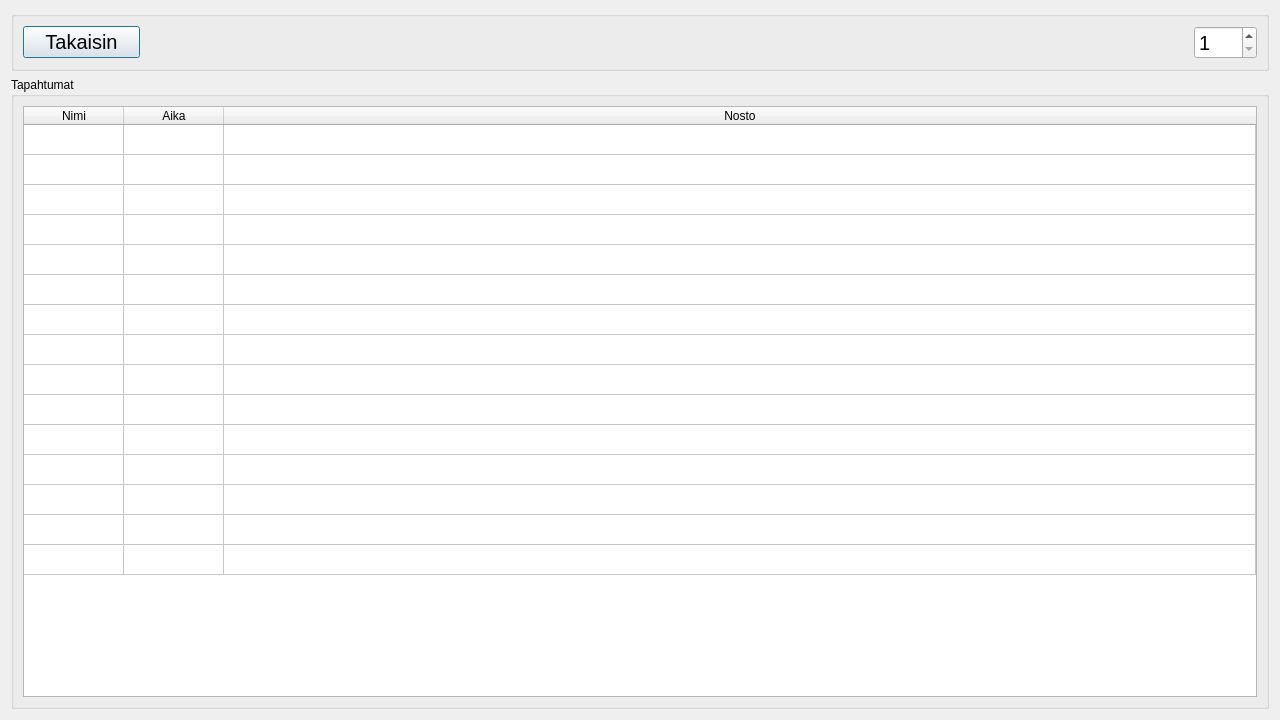
Qt form frontend/accountDLL/accountdialog.ui (JnsRdnp/ATM-Simulator) before a commit.
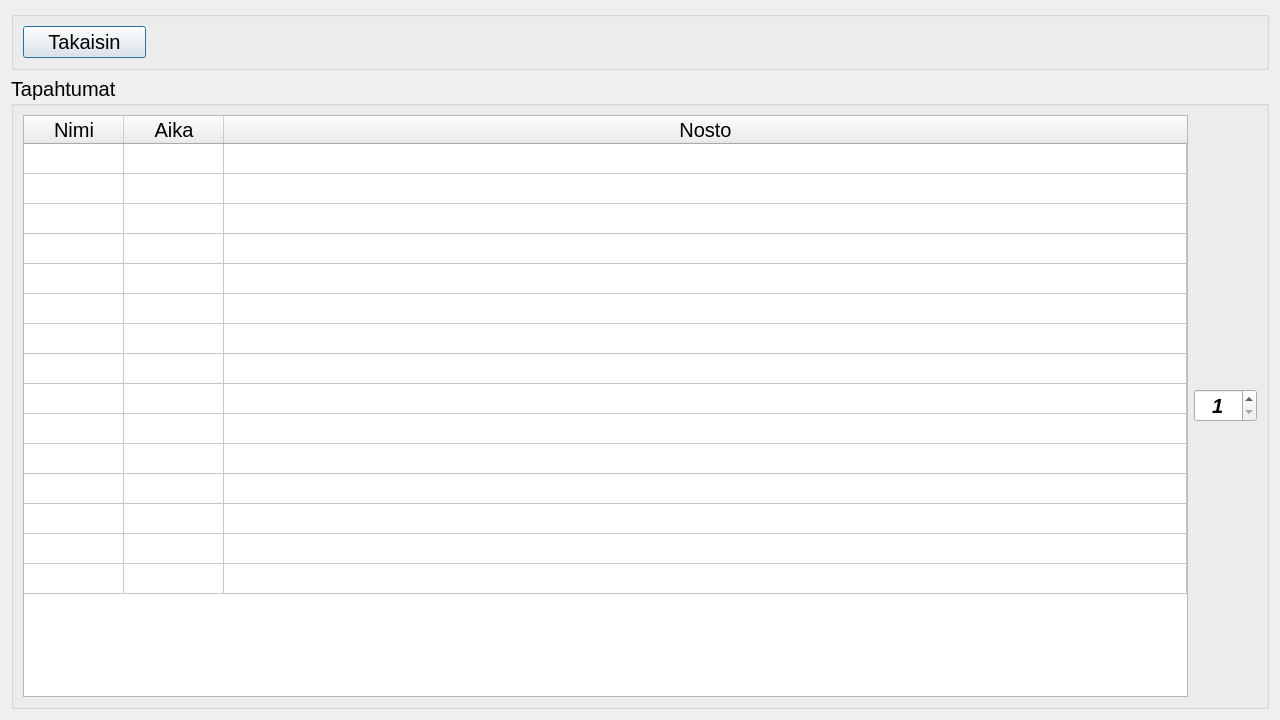
The same form after that commit.

Diff of the .ui file:
```diff
--- a/frontend/accountDLL/accountdialog.ui
+++ b/frontend/accountDLL/accountdialog.ui
@@ -13,13 +13,13 @@
   <property name="windowTitle">
    <string>Account</string>
   </property>
-  <layout class="QGridLayout" name="gridLayout" rowstretch="0,0">
+  <layout class="QGridLayout" name="gridLayout" rowstretch="0,0,0,0">
    <item row="0" column="0">
     <widget class="QGroupBox" name="groupBox_2">
      <property name="title">
       <string/>
      </property>
-     <layout class="QHBoxLayout" name="horizontalLayout_2" stretch="1,9,0">
+     <layout class="QHBoxLayout" name="horizontalLayout_2" stretch="1,9">
       <item>
        <widget class="QPushButton" name="btnReturn">
         <property name="font">
@@ -45,30 +45,20 @@
         </property>
        </spacer>
       </item>
-      <item>
-       <widget class="QSpinBox" name="btnPage">
-        <property name="font">
-         <font>
-          <pointsize>15</pointsize>
-         </font>
-        </property>
-        <property name="minimum">
-         <number>1</number>
-        </property>
-        <property name="maximum">
-         <number>500</number>
-        </property>
-       </widget>
-      </item>
      </layout>
     </widget>
    </item>
    <item row="1" column="0">
     <widget class="QGroupBox" name="groupBox">
+     <property name="font">
+      <font>
+       <pointsize>15</pointsize>
+      </font>
+     </property>
      <property name="title">
       <string>Tapahtumat</string>
      </property>
-     <layout class="QHBoxLayout" name="horizontalLayout" stretch="2">
+     <layout class="QHBoxLayout" name="horizontalLayout" stretch="2,0">
       <item>
        <widget class="QTableWidget" name="tblHistory">
         <property name="sizePolicy">
@@ -124,6 +114,26 @@
         </column>
        </widget>
       </item>
+      <item>
+       <widget class="QSpinBox" name="btnPage">
+        <property name="font">
+         <font>
+          <pointsize>15</pointsize>
+          <italic>true</italic>
+          <bold>true</bold>
+         </font>
+        </property>
+        <property name="alignment">
+         <set>Qt::AlignCenter</set>
+        </property>
+        <property name="minimum">
+         <number>1</number>
+        </property>
+        <property name="maximum">
+         <number>500</number>
+        </property>
+       </widget>
+      </item>
      </layout>
     </widget>
    </item>
```
